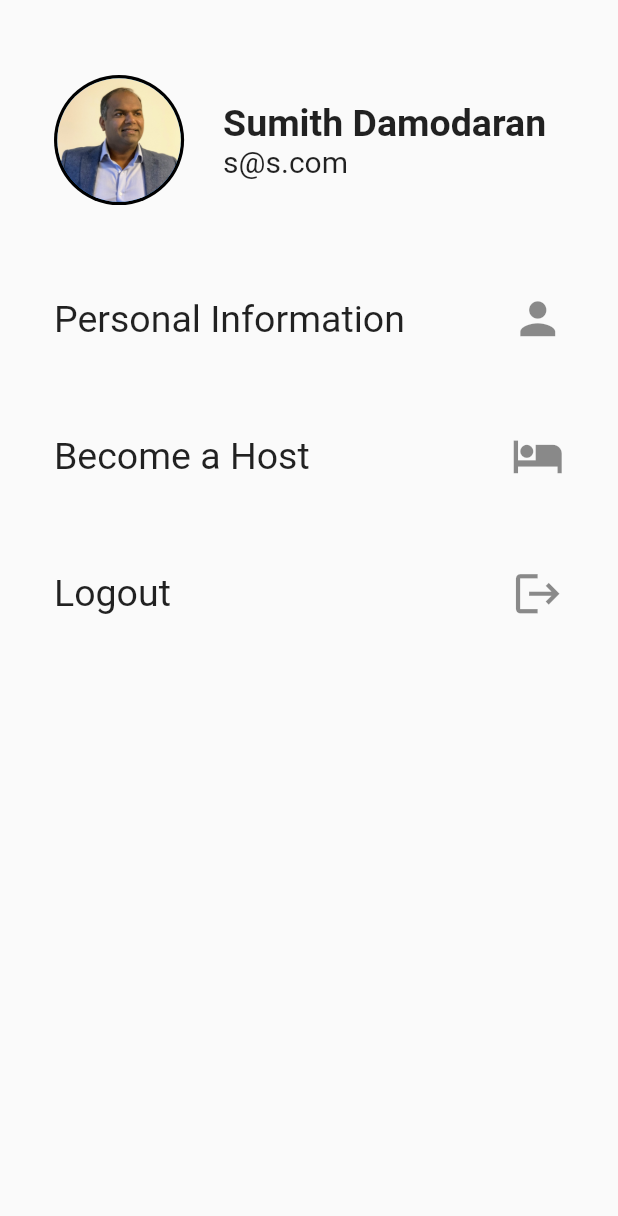
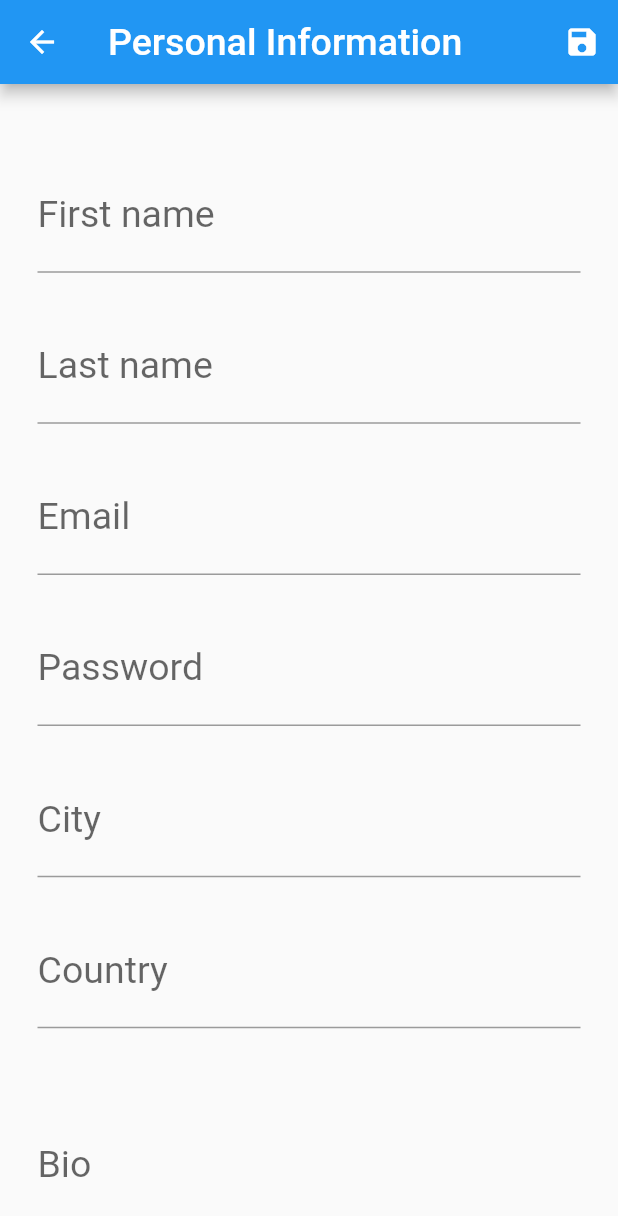
Before and after one commit to sumithpdd/RoomSharing, a Flutter app: the AccountPage widget shown alone on an empty page, opened directly, after a tap on "Personal Information", on a phone screen of 412 x 824 dp. Shown: the top 1216 px of the screen. Run offline on Flutter 3.47's test engine with Material 2 defaults, Android fonts, the phone set to English and light mode, and no system bars; drawn by our look-alikes of auto_size_text.

```diff
--- a/room_sharing/lib/Screens/account_page.dart
+++ b/room_sharing/lib/Screens/account_page.dart
@@ -3,6 +3,8 @@
 import 'package:auto_size_text/auto_size_text.dart';
 import 'package:flutter/material.dart';
 import 'package:room_sharing/Screens/login_page.dart';
+import 'package:room_sharing/Screens/personal_info_page.dart';
+import 'package:room_sharing/Screens/view_profile_page.dart';
 
 class AccountPage extends StatefulWidget {
   const AccountPage({Key? key}) : super(key: key);
@@ -15,6 +17,7 @@ class _AccountPageState extends State<AccountPage> {
   void _logout(){
     Navigator.pushNamed(context, LoginPage.routeName);
   }
+
   @override
   Widget build(BuildContext context) {
     return Padding(
@@ -29,7 +32,9 @@ class _AccountPageState extends State<AccountPage> {
               mainAxisAlignment: MainAxisAlignment.start,
               children: [
                 MaterialButton(
-                  onPressed: () {},
+                  onPressed: () {
+                    Navigator.pushNamed(context, ViewProfilePage.routeName);
+                  },
                   child: CircleAvatar(
                     backgroundColor: Colors.black,
                     radius: MediaQuery.of(context).size.width / 9.5,
@@ -64,8 +69,10 @@ class _AccountPageState extends State<AccountPage> {
             children: [
               MaterialButton(
                 height: MediaQuery.of(context).size.height /9.0,
-                onPressed: () {},
-                child: AccountPAgeListViewItem(
+                onPressed: () {
+                  Navigator.pushNamed(context, PersonalInfoPage.routeName);
+                },
+                child: AccountPageListViewItem(
                   text: 'Personal Information',
                   iconData: Icons.person,
                 ),
@@ -73,7 +80,7 @@ class _AccountPageState extends State<AccountPage> {
               MaterialButton(
                 height: MediaQuery.of(context).size.height /9.0,
                 onPressed: () {},
-                child: AccountPAgeListViewItem(
+                child: AccountPageListViewItem(
                   text: 'Become a Host',
                   iconData: Icons.hotel,
                 ),
@@ -81,7 +88,7 @@ class _AccountPageState extends State<AccountPage> {
               MaterialButton(
                 height: MediaQuery.of(context).size.height /9.0,
                 onPressed: _logout,
-                child: AccountPAgeListViewItem(
+                child: AccountPageListViewItem(
                   text: 'Logout',
                   iconData: Icons.logout,
                 ),
@@ -95,11 +102,11 @@ class _AccountPageState extends State<AccountPage> {
   }
 }
 
-class AccountPAgeListViewItem extends StatelessWidget {
+class AccountPageListViewItem extends StatelessWidget {
   final String text;
   final IconData iconData;
 
-  const AccountPAgeListViewItem(
+  const AccountPageListViewItem(
       {Key? key, required this.text, required this.iconData})
       : super(key: key);
 
--- a/room_sharing/lib/Screens/main.dart
+++ b/room_sharing/lib/Screens/main.dart
@@ -6,7 +6,9 @@ import 'package:flutter/material.dart';
 import 'package:room_sharing/Models/app_constants.dart';
 import 'package:room_sharing/Screens/guest_home_page.dart';
 import 'package:room_sharing/Screens/login_page.dart';
+import 'package:room_sharing/Screens/personal_info_page.dart';
 import 'package:room_sharing/Screens/signup_page.dart';
+import 'package:room_sharing/Screens/view_profile_page.dart';
 
 void main() {
   runApp(const MyApp());
@@ -28,6 +30,8 @@ class MyApp extends StatelessWidget {
         LoginPage.routeName: (context) => LoginPage(),
         SignupPage.routeName: (context) => SignupPage(),
         GuestHomePage.routeName:(context) =>GuestHomePage(),
+        PersonalInfoPage.routeName:(context) =>PersonalInfoPage(),
+        ViewProfilePage.routeName:(context) =>ViewProfilePage(),
       },
     );
   }
--- /dev/null
+++ b/room_sharing/lib/Screens/personal_info_page.dart
@@ -0,0 +1,118 @@
+// ignore_for_file: prefer_const_constructors, prefer_const_declarations
+
+import 'package:flutter/material.dart';
+import 'package:room_sharing/Screens/guest_home_page.dart';
+import 'package:room_sharing/Views/text_widgets.dart';
+
+class PersonalInfoPage extends StatefulWidget {
+  static final String routeName = '/PersonalInfoPageRoute';
+
+  const PersonalInfoPage({Key? key}) : super(key: key);
+
+  @override
+  _PersonalInfoPageState createState() => _PersonalInfoPageState();
+}
+
+class _PersonalInfoPageState extends State<PersonalInfoPage> {
+  void _saveInfo() {
+    Navigator.pushNamed(context, GuestHomePage.routeName);
+  }
+
+  @override
+  Widget build(BuildContext context) {
+    return Scaffold(
+      appBar: AppBar(
+        title: AppBarText(text: 'Personal Information'),
+        actions: [
+          IconButton(
+            onPressed: _saveInfo,
+            icon: Icon(
+              Icons.save,
+              color: Colors.white,
+            ),
+          )
+        ],
+      ),
+      body: Center(
+        child: SingleChildScrollView(
+          child: Padding(
+            padding: const EdgeInsets.fromLTRB(25, 25, 25, 0),
+            child: Column(
+              children: [
+                Form(
+                  child: Column(children: [
+                    Padding(
+                      padding: const EdgeInsets.only(top: 25.0),
+                      child: TextFormField(
+                        decoration: InputDecoration(labelText: 'First name'),
+                        style: TextStyle(fontSize: 25.0),
+                      ),
+                    ),
+                    Padding(
+                      padding: const EdgeInsets.only(top: 25.0),
+                      child: TextFormField(
+                        decoration: InputDecoration(labelText: 'Last name'),
+                        style: TextStyle(fontSize: 25.0),
+                      ),
+                    ),
+                    Padding(
+                      padding: const EdgeInsets.only(top: 25.0),
+                      child: TextFormField(
+                        decoration: InputDecoration(labelText: 'Email'),
+                        style: TextStyle(fontSize: 25.0),
+                      ),
+                    ),
+                    Padding(
+                      padding: const EdgeInsets.only(top: 25.0),
+                      child: TextFormField(
+                        decoration: InputDecoration(labelText: 'Password'),
+                        style: TextStyle(fontSize: 25.0),
+                      ),
+                    ),
+                    Padding(
+                      padding: const EdgeInsets.only(top: 25.0),
+                      child: TextFormField(
+                        decoration: InputDecoration(labelText: 'City'),
+                        style: TextStyle(fontSize: 25.0),
+                      ),
+                    ),
+                    Padding(
+                      padding: const EdgeInsets.only(top: 25.0),
+                      child: TextFormField(
+                        decoration: InputDecoration(labelText: 'Country'),
+                        style: TextStyle(fontSize: 25.0),
+                      ),
+                    ),
+                    Padding(
+                      padding: const EdgeInsets.only(top: 25.0),
+                      child: TextFormField(
+                        decoration: InputDecoration(labelText: 'Bio'),
+                        style: TextStyle(fontSize: 25.0),
+                        maxLines: 3,
+                      ),
+                    ),
+                  ]),
+                ),
+                Padding(
+                  padding: const EdgeInsets.only(top: 40.0, bottom: 40.0),
+                  child: MaterialButton(
+                    onPressed: () {},
+                    child: CircleAvatar(
+                      backgroundColor: Colors.black,
+                      radius: MediaQuery.of(context).size.width / 4.8,
+                      child: CircleAvatar(
+                        backgroundImage:
+                            AssetImage('assets/images/sumith2020.jpg'),
+                        radius: MediaQuery.of(context).size.width / 5,
+                      ),
+                    ),
+                  ),
+                ),
+              ],
+            ),
+          ),
+        ),
+      ),
+    );
+  }
+}
```
Also changed, not shown: room_sharing/lib/Screens/view_profile_page.dart (added, +122 -0 lines).
